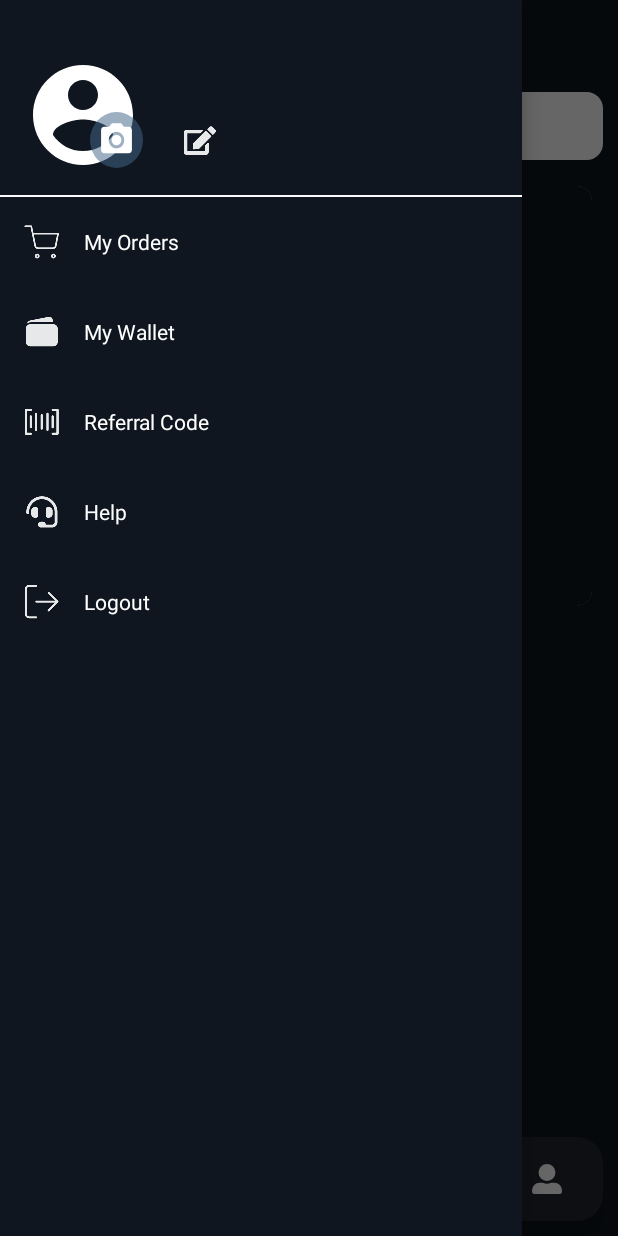
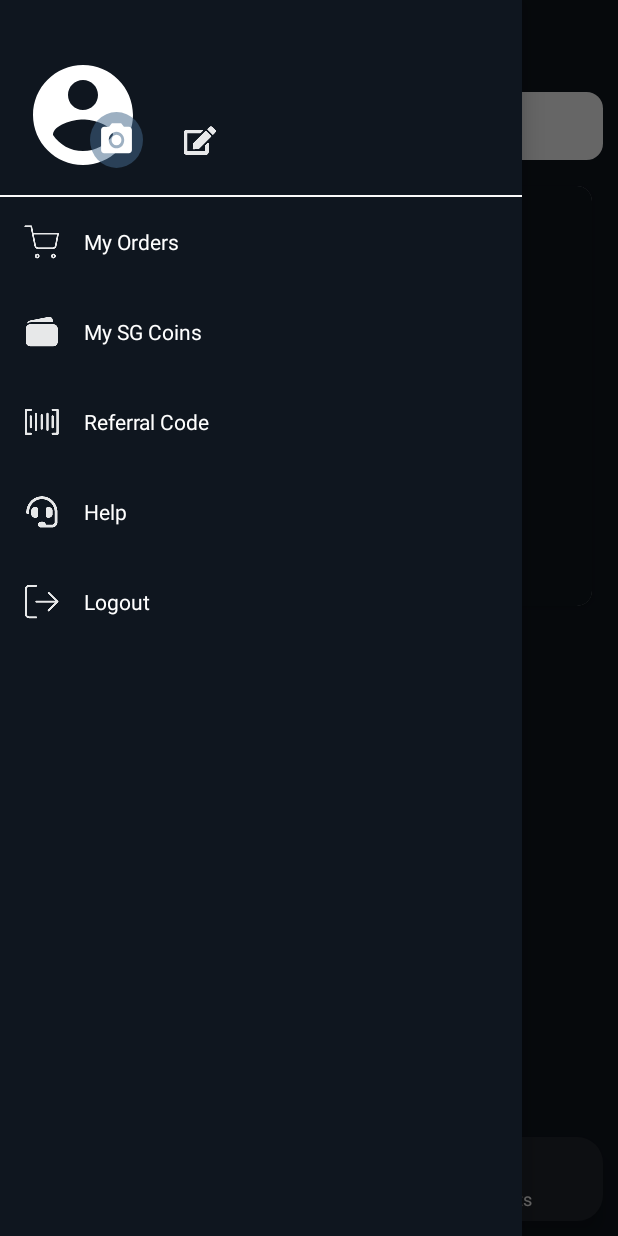
Before and after one commit to Omender123/StarGaze, an Android app: the FragmentHome screen opened directly, with no data from a screen before it, after a tap on "Open navigation drawer", on a phone screen of 412 x 824 dp. Run offline under Robolectric (Android 15) with nearby library versions, the phone set to English and light mode, and no system bars; our stand-ins replace data binding; network calls fail; pictures from the network do not load.

Commit message:
stargaze

```diff
--- a/app/src/main/java/star/example/stargaze/activities/AddToWalletActivity.java
+++ b/app/src/main/java/star/example/stargaze/activities/AddToWalletActivity.java
@@ -67,7 +67,7 @@ public class AddToWalletActivity extends AppCompatActivity implements View.OnCli
             dialog.dismiss();
         }
     }
-
+//same
     @Override
     public void onError(String message) {
         if(message.equalsIgnoreCase("Token Expired")){
@@ -83,7 +83,9 @@ public class AddToWalletActivity extends AppCompatActivity implements View.OnCli
         System.out.println("amt w"+resp.getAmount());
         startPayment(resp.getId());
     }
+//end same
 
+    //same1
     @Override
     public void onRazorPaymentCaptureSuccess(CapturePaymentSuccessResp successResp) {
         System.out.println("amt rz"+successResp.getAmount());
--- a/app/src/main/java/star/example/stargaze/activities/MainActivity.java
+++ b/app/src/main/java/star/example/stargaze/activities/MainActivity.java
@@ -136,7 +136,7 @@ public class MainActivity extends AppCompatActivity implements BottomNavigationV
                 FragmentMyEvent fragmentMyEvent = new FragmentMyEvent();
                 setFrameLayout(fragmentMyEvent);
                 break;
-            case R.id.action_wallet:
+         /*   case R.id.action_wallet:
                 binding.toolbar.setVisibility(View.GONE);
                 FragmentWallet wallet = new FragmentWallet();
                 setFrameLayout(wallet);
@@ -146,7 +146,7 @@ public class MainActivity extends AppCompatActivity implements BottomNavigationV
             case R.id.action_profile:
                 Intent intent1 = new Intent(context,UpdateProfileActivity.class);
                 startActivity(intent1);
-                break;
+                break;*/
         }
         return true;
     }
--- a/app/src/main/java/star/example/stargaze/fragments/FragmentHelpFAQ.java
+++ b/app/src/main/java/star/example/stargaze/fragments/FragmentHelpFAQ.java
@@ -33,7 +33,7 @@ public class FragmentHelpFAQ extends Fragment  implements View.OnClickListener {
         pagerAdapter.addFragment(new FragmentHelpAccount(),"Account");
         pagerAdapter.addFragment(new FragmentHelpPayment(),"Payment");
         pagerAdapter.addFragment(new FragmentHelpEvent(),"Event");
-        pagerAdapter.addFragment(new FragmentHelpAbout(),"About");
+       // pagerAdapter.addFragment(new FragmentHelpAbout(),"About");
         binding.viewPager.setAdapter(pagerAdapter);
         binding.tabLayout.setupWithViewPager( binding.viewPager);
         binding.txtSearch.setOnClickListener(this);
--- a/app/src/main/java/star/example/stargaze/fragments/FragmentHome.java
+++ b/app/src/main/java/star/example/stargaze/fragments/FragmentHome.java
@@ -66,7 +66,7 @@ public class FragmentHome extends Fragment implements EventAdapter.OnEventItemLi
 
     private RelativeLayout view;
     private Timer timer;
-    private final long delay = 400;
+    private final long delay = 2500;
     private final long repeat = 2500;
     private int currentPage = 0;
     private Handler handler;
--- a/app/src/main/res/layout/event_recycler_row.xml
+++ b/app/src/main/res/layout/event_recycler_row.xml
@@ -31,7 +31,7 @@
         app:layout_constraintTop_toTopOf="parent"
         app:layout_constraintBottom_toBottomOf="parent"
         >
-    <ImageView
+    <!--<ImageView
         android:id="@+id/iv_book_mark"
         android:layout_width="wrap_content"
         android:layout_height="wrap_content"
@@ -41,7 +41,7 @@
         app:layout_constraintStart_toStartOf="parent"
         app:layout_constraintTop_toTopOf="parent"
         />
-    <TextView
+    --><TextView
         android:id="@+id/event_name"
         android:layout_width="wrap_content"
         android:layout_height="wrap_content"
--- a/app/src/main/res/menu/bottom_nav_menu.xml
+++ b/app/src/main/res/menu/bottom_nav_menu.xml
@@ -25,7 +25,7 @@
 
         app:showAsAction="ifRoom" />
 
-    <item
+    <!--<item
         android:id="@+id/action_wallet"
         android:enabled="true"
         android:icon="@drawable/ic_nav_wallet"
@@ -37,7 +37,6 @@
         android:enabled="true"
         android:icon="@drawable/ic_nav_user"
         android:title="Profile"
-
-        app:showAsAction="ifRoom" />
+        app:showAsAction="ifRoom" />-->
 
 </menu>
--- a/app/src/main/res/values/strings.xml
+++ b/app/src/main/res/values/strings.xml
@@ -17,13 +17,13 @@
     <string name="mobile_no">Mobile No</string>
     <string name="password_changed">PASSWORD CHANGED</string>
     <string name="please_add_address">You don\'t have saved addresses,Please add your address!!</string>
-    <string name="razor_api_key">rzp_test_aJmPMB5TbEdjJG</string>
+    <string name="razor_api_key">rzp_live_tBQpkPuxMK608Y</string>
     <string name="No_Data_Found">You haven\'t, made any order ,Please make an order first!!</string>
 
 
     <string name="nav_my_addresses">My Addresses</string>
     <string name="my_order">My Orders</string>
-    <string name="my_wallet">My Wallet</string>
+    <string name="my_wallet"> My SG Coins</string>
     <string name="my_referral">Referral Code</string>
     <string name="my_ticket">My Ticket</string>
     <string name="drawer_nav_about_us">About Us</string>
```
Also changed, not shown: app/src/main/res/layout/purchase_dialog.xml (+4 -3 lines).
